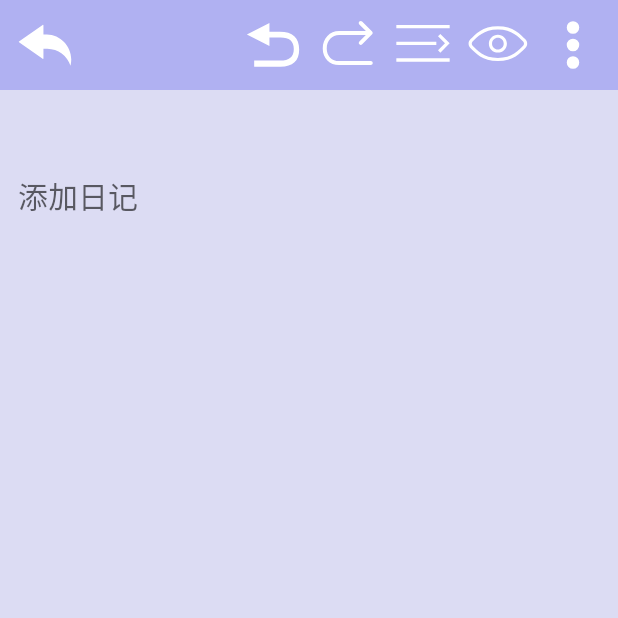
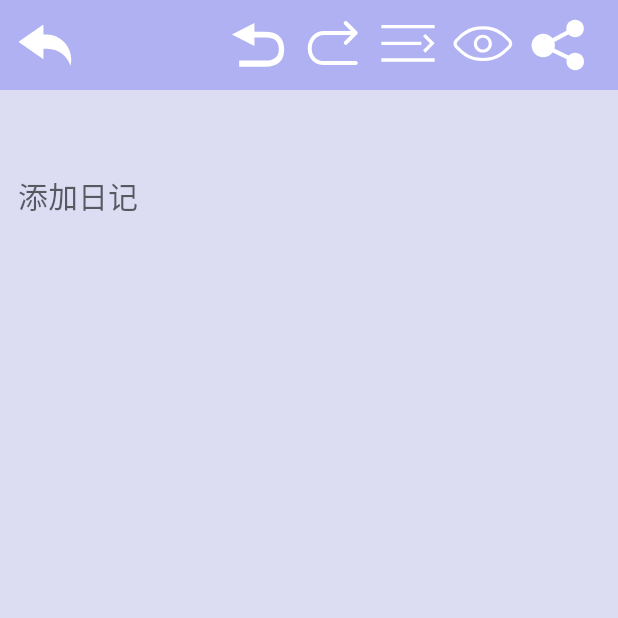
Before and after one commit to LTtwinkle/shiyu, an Android app: the DairyDetailActivity screen opened directly, with no data from a screen before it, on a phone screen of 412 x 824 dp, the top half of it. Run offline under Robolectric (Android 15) with nearby library versions, the phone set to English and light mode, and no system bars; 4 statements that could not run were skipped.

Commit message:
first commit

```diff
--- a/app/src/main/java/com/example/shiyu/DairyDetailActivity.java
+++ b/app/src/main/java/com/example/shiyu/DairyDetailActivity.java
@@ -28,6 +28,8 @@ public class DairyDetailActivity extends AppCompatActivity implements View.OnCli
     private TextView time;
     private String updateDairy = "http://192.168.43.212:3000/updateDairy";
     private String DataUrl;
+    private TextView goBack;
+    private TextView share;
 
     protected void onCreate(Bundle savedInstanceState) {
         super.onCreate(savedInstanceState);
@@ -35,33 +37,26 @@ public class DairyDetailActivity extends AppCompatActivity implements View.OnCli
         ActionBar actionBar = getSupportActionBar();
         assert actionBar != null;
         actionBar.hide();
-
         setContentView(R.layout.activity_detail);
-        dairy = findViewById(R.id.dairy);
-        time = findViewById(R.id.record_time);
-        num = findViewById(R.id.count_num);
-
-        final TextView goBack = findViewById(R.id.back);
         //获取路由
         DataUrl = updateDairy;
-
         //获取传递数据
         Intent intent = getIntent();
-        //从intent对象中把封装好的数据取出来
         Bundle bundle = intent.getExtras();
         assert bundle != null;
         Log.d("budle", String.valueOf(bundle));
         dairyID = bundle.getInt("ID");
         oldTime = bundle.getString("time");
         oldContent = bundle.getString("content");
-        Log.d("the bundle",dairyID + "" );
-        //初始化界面
+        //获取元素
+        dairy = findViewById(R.id.dairy);
+        time = findViewById(R.id.record_time);
+        num = findViewById(R.id.count_num);
         init();
-        //监听注册按钮
+        goBack = findViewById(R.id.back);
+        share = findViewById(R.id.share);
         goBack.setOnClickListener(this);
-//        dairy.setKeyListener((KeyListener) this);
-//        sp = this.getSharedPreferences("data", Context.MODE_PRIVATE);
-
+        share.setOnClickListener(this);
         //实时监听输入内容
         dairy.addTextChangedListener(new TextWatcher() {
             @Override
@@ -89,6 +84,12 @@ public class DairyDetailActivity extends AppCompatActivity implements View.OnCli
         if (v.getId() == R.id.back) {
             //关闭activity
             finish();
+        }
+        if (v.getId() == R.id.eyes) {
+            Intent textIntent = new Intent(Intent.ACTION_SEND);
+            textIntent.setType("text/plain");
+            textIntent.putExtra(Intent.EXTRA_TEXT, dairy.getText().toString());
+            startActivity(Intent.createChooser(textIntent, "分享"));
         }
     }
     //发送请求
--- /dev/null
+++ b/app/src/main/res/drawable/ic_share.xml
@@ -0,0 +1,27 @@
+<vector xmlns:android="http://schemas.android.com/apk/res/android"
+    android:width="48dp"
+    android:height="48dp"
+    android:viewportWidth="1024"
+    android:viewportHeight="1024">
+  <path
+      android:pathData="M458.56,520.74c0,109.86 -89.07,198.92 -198.92,198.92 -109.85,0 -198.92,-89.07 -198.92,-198.92 0,-109.85 89.07,-198.93 198.92,-198.93C369.49,321.82 458.56,410.89 458.56,520.74z"
+      android:fillColor="#ffffff"/>
+  <path
+      android:pathData="M259.64,520.74 L803.28,231.68 259.64,520.74Z"
+      android:fillColor="#ffffff"/>
+  <path
+      android:pathData="M259.64,520.74 L806.48,792.32 259.64,520.74Z"
+      android:fillColor="#ffffff"/>
+  <path
+      android:pathData="M955.67,792.22c0,82.46 -66.83,149.29 -149.19,149.29 -82.47,0 -149.19,-66.82 -149.19,-149.29 0,-82.37 66.73,-149.19 149.19,-149.19C888.85,643.03 955.67,709.85 955.67,792.22z"
+      android:fillColor="#ffffff"/>
+  <path
+      android:pathData="M952.47,231.68c0,82.37 -66.83,149.19 -149.19,149.19 -82.37,0 -149.19,-66.82 -149.19,-149.19 0,-82.36 66.82,-149.19 149.19,-149.19C885.64,82.49 952.47,149.32 952.47,231.68z"
+      android:fillColor="#ffffff"/>
+  <path
+      android:pathData="M685.63,252.53l33.25,61.19 -284.1,154.35 -33.25,-61.19 284.1,-154.35Z"
+      android:fillColor="#ffffff"/>
+  <path
+      android:pathData="M710.46,700.04l-30.49,62.61 -273.31,-133.08 30.49,-62.61 273.31,133.08Z"
+      android:fillColor="#ffffff"/>
+</vector>
--- a/app/src/main/res/layout/detail_title_bar.xml
+++ b/app/src/main/res/layout/detail_title_bar.xml
@@ -56,10 +56,17 @@
             android:layout_marginRight="10dp"
             tools:ignore="DuplicateIds" />
         <TextView
-            android:id="@+id/dot"
+            android:id="@+id/share"
             android:layout_width="40dp"
             android:layout_height="40dp"
-            android:background="@drawable/ic_dot"
+            android:background="@drawable/ic_share"
+            android:layout_marginRight="10dp"
             tools:ignore="DuplicateIds" />
+<!--        <TextView-->
+<!--            android:id="@+id/dot"-->
+<!--            android:layout_width="40dp"-->
+<!--            android:layout_height="40dp"-->
+<!--            android:background="@drawable/ic_dot"-->
+<!--            tools:ignore="DuplicateIds" />-->
     </LinearLayout>
 </RelativeLayout>
```
